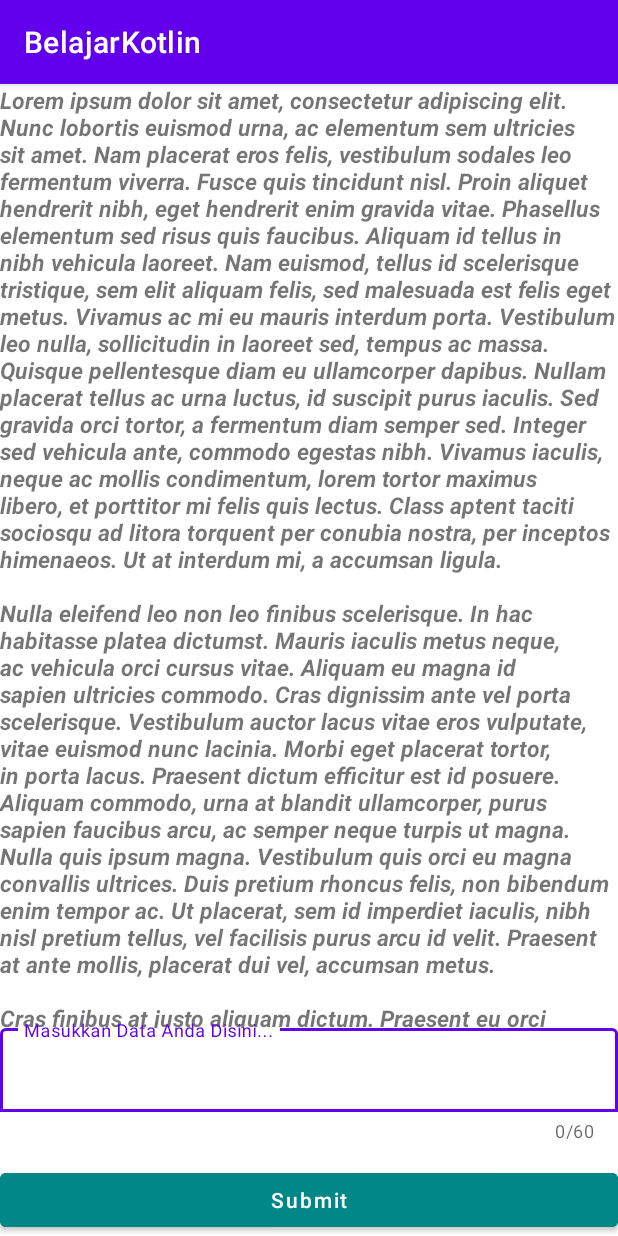
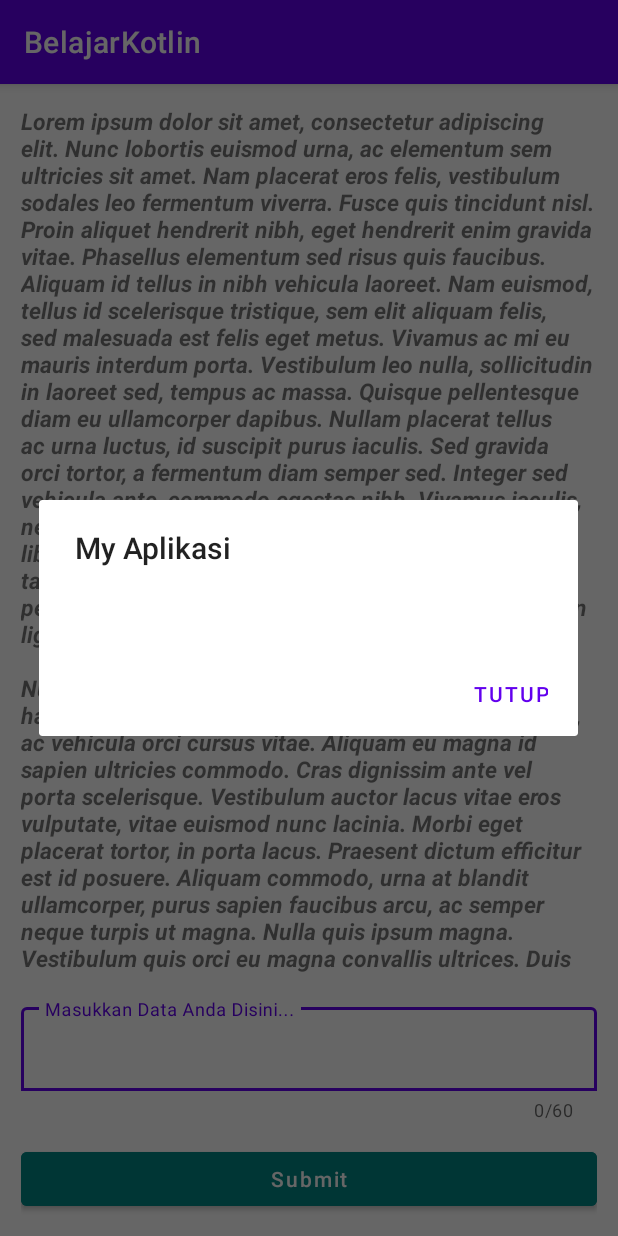
Before and after one commit to kevnrnldi/BelajarKotlinAplikasi, an Android app: the screen it shows after launch (MainActivity), after a tap on "Submit", on a phone screen of 412 x 824 dp. Run offline under Robolectric (Android 15) with nearby library versions, the phone set to English and light mode, and no system bars.

Commit message:
menggunakan  builder utk memasukkan fungsi dialog

```diff
--- a/app/src/main/java/com/example/belajarkotlin/MainActivity.kt
+++ b/app/src/main/java/com/example/belajarkotlin/MainActivity.kt
@@ -6,9 +6,12 @@ import android.widget.Button
 import android.widget.EditText
 import android.widget.Toast
 import androidx.activity.enableEdgeToEdge
+import androidx.appcompat.app.AlertDialog
 import androidx.appcompat.app.AppCompatActivity
+import androidx.constraintlayout.widget.ConstraintLayout
 import androidx.core.view.ViewCompat
 import androidx.core.view.WindowInsetsCompat
+import com.google.android.material.snackbar.Snackbar
 
 class MainActivity : AppCompatActivity() {
 
@@ -18,6 +21,7 @@ class MainActivity : AppCompatActivity() {
     override fun onCreate(savedInstanceState: Bundle?) {
         super.onCreate(savedInstanceState)
         enableEdgeToEdge()
+
         setContentView(R.layout.activity_main)
 
 
@@ -34,7 +38,17 @@ class MainActivity : AppCompatActivity() {
 
         btnClick.setOnClickListener{
             val teks: String = editText.text.toString()
-            Toast.makeText(applicationContext, teks, Toast.LENGTH_LONG).show()
+//            Toast.makeText(applicationContext, teks, Toast.LENGTH_LONG).show()
+//        Snackbar.make(mainLayout, teks, Snackbar.LENGTH_LONG).show()
+        val builder = AlertDialog.Builder(this)
+            builder.setTitle("My Aplikasi")
+            builder.setMessage(teks)
+            builder.setPositiveButton("Tutup"){
+                dialog, which ->
+                dialog.dismiss()
+            }
+            val dialog = builder.create()
+            dialog.show()
         }
 
 
--- a/app/src/main/res/layout/activity_main.xml
+++ b/app/src/main/res/layout/activity_main.xml
@@ -4,6 +4,7 @@
     xmlns:tools="http://schemas.android.com/tools"
     android:id="@+id/main"
     android:padding="14dp"
+    android:layout_margin="14dp"
     android:layout_width="match_parent"
     android:layout_height="match_parent"
     tools:context=".MainActivity">
@@ -12,7 +13,7 @@
     android:layout_width="match_parent"
     android:layout_height="wrap_content"
     app:layout_constraintTop_toTopOf="parent"
-    android:paddingBottom="100dp">
+    android:paddingBottom="160dp">
 
     <LinearLayout
         android:layout_width="match_parent"
```
